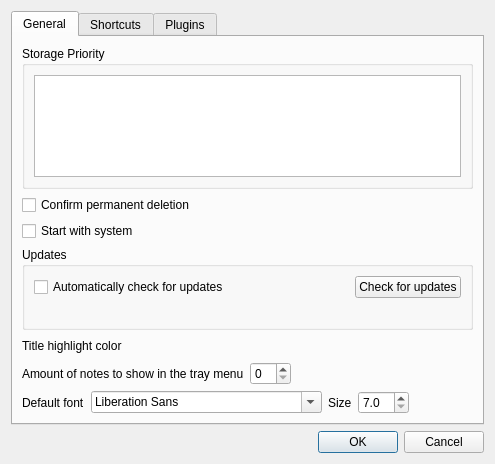
Above: libanykeep/optionsdlg.ui from Ri0n/AnyKeep before the change. Below: the same form after it.
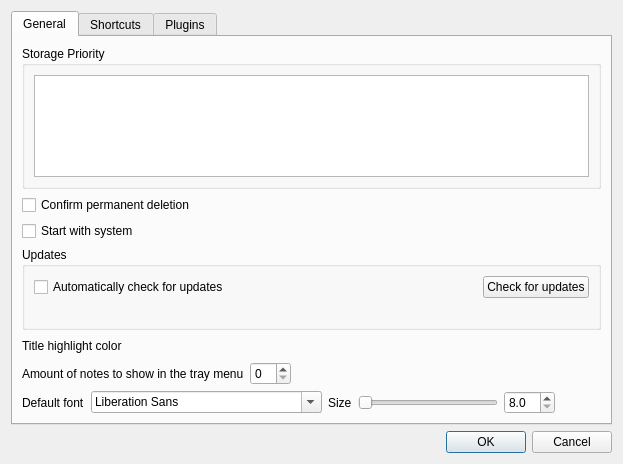
That is the form after the change. Icons and pictures are not drawn. Custom widgets are drawn as their Qt base class.

The edit to the form file:
```diff
--- a/libanykeep/optionsdlg.ui
+++ b/libanykeep/optionsdlg.ui
@@ -196,16 +196,41 @@
            </property>
           </widget>
          </item>
+         <item>
+          <widget class="QSlider" name="slDefaultFontSize">
+           <property name="minimumSize">
+            <size>
+             <width>140</width>
+             <height>0</height>
+            </size>
+           </property>
+           <property name="minimum">
+            <number>80</number>
+           </property>
+           <property name="maximum">
+            <number>300</number>
+           </property>
+           <property name="singleStep">
+            <number>5</number>
+           </property>
+           <property name="pageStep">
+            <number>10</number>
+           </property>
+           <property name="orientation">
+            <enum>Qt::Orientation::Horizontal</enum>
+           </property>
+          </widget>
+         </item>
          <item>
           <widget class="QDoubleSpinBox" name="fsbDefaultFontSize">
            <property name="decimals">
             <number>1</number>
            </property>
            <property name="minimum">
-            <double>7.000000000000000</double>
+            <double>8.000000000000000</double>
            </property>
            <property name="maximum">
-            <double>28.000000000000000</double>
+            <double>30.000000000000000</double>
            </property>
           </widget>
          </item>
```
